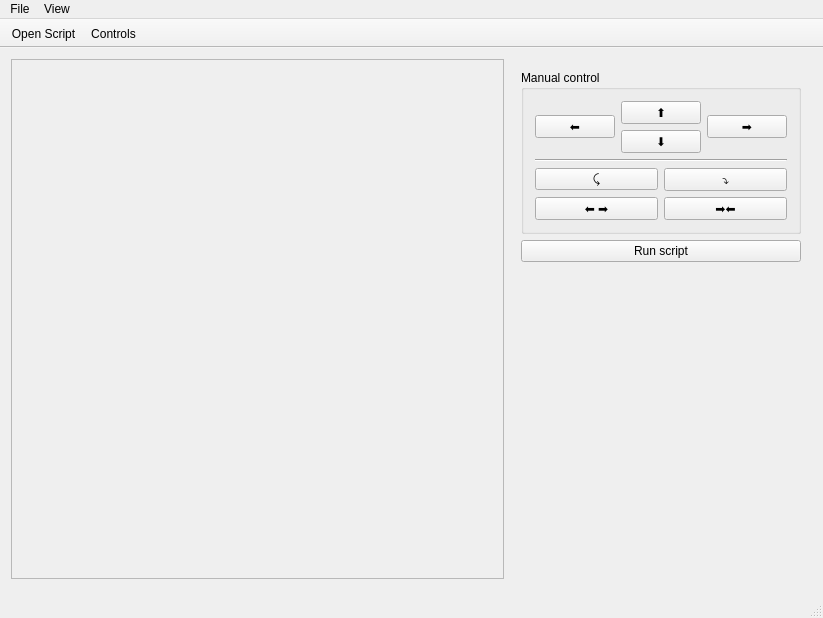
The window that mainwindow.ui (samcrow/GripperSimulator) describes before a commit, drawn with Qt 5.
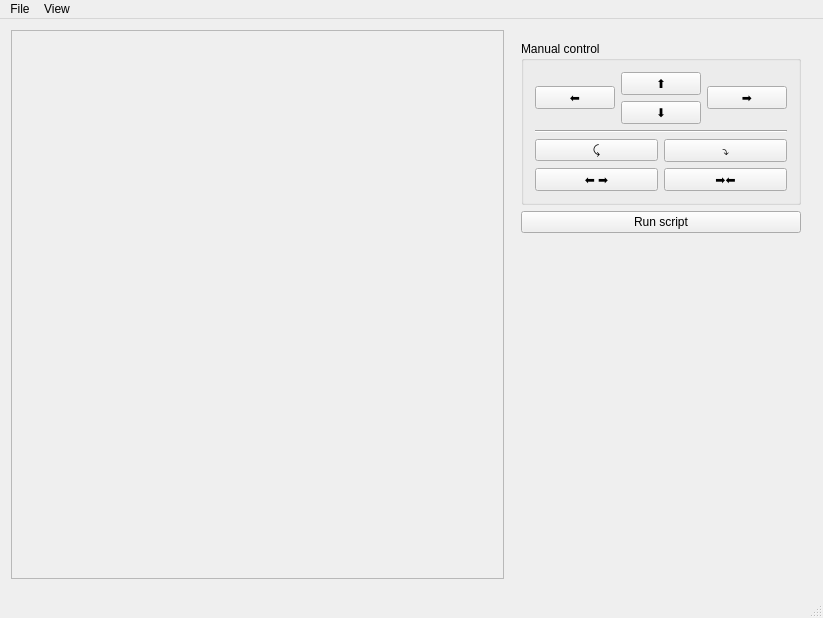
The same window after the commit. Custom widgets are drawn as their Qt base class.

The edit to the form file:
```diff
--- a/mainwindow.ui
+++ b/mainwindow.ui
@@ -21,7 +21,7 @@
     <item row="0" column="0">
      <widget class="QFrame" name="frame">
       <property name="sizePolicy">
-       <sizepolicy hsizetype="MinimumExpanding" vsizetype="Preferred">
+       <sizepolicy hsizetype="MinimumExpanding" vsizetype="MinimumExpanding">
         <horstretch>0</horstretch>
         <verstretch>0</verstretch>
        </sizepolicy>
@@ -179,22 +179,6 @@
    <addaction name="menuFile"/>
    <addaction name="menuView"/>
   </widget>
-  <widget class="QToolBar" name="mainToolBar">
-   <property name="movable">
-    <bool>false</bool>
-   </property>
-   <property name="floatable">
-    <bool>false</bool>
-   </property>
-   <attribute name="toolBarArea">
-    <enum>TopToolBarArea</enum>
-   </attribute>
-   <attribute name="toolBarBreak">
-    <bool>false</bool>
-   </attribute>
-   <addaction name="openScriptAction"/>
-   <addaction name="actionControls"/>
-  </widget>
   <widget class="QStatusBar" name="statusBar"/>
   <action name="actionControls">
    <property name="checkable">
```
Left out of the diff: 18 changed lines with no effect on the pictures.
